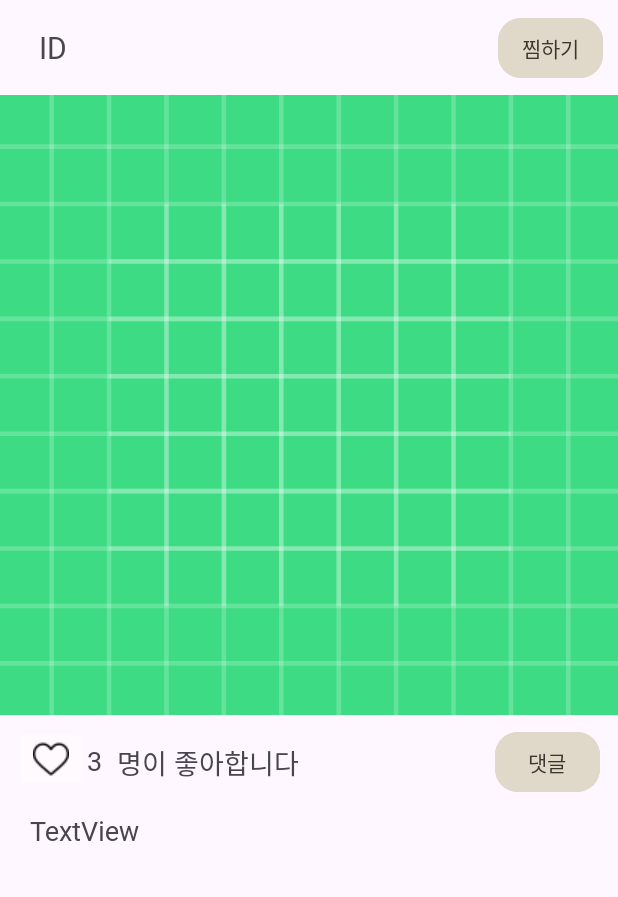
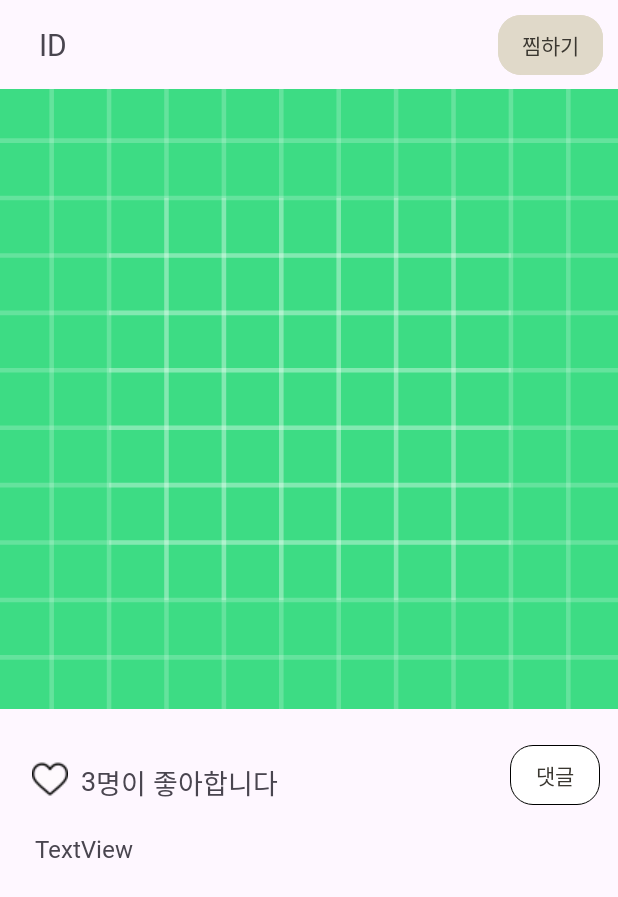
Before and after one commit to 2023-SMHRD-SW-Fullstack-1/StuCamp, an Android app: the layout feed_item.xml on its own in the app's theme, with its tools: preview values and no code run, on a phone screen of 412 x 824 dp. Shown: the top 897 px of the screen. Run offline under Robolectric (Android 15) with nearby library versions, the light colour scheme and no system bars; network calls fail.

Commit message:
docs : 디자인 수정

```diff
--- a/client/StuCamp/app/src/main/java/com/smhrd/stucamp/CalendarActivity.kt
+++ b/client/StuCamp/app/src/main/java/com/smhrd/stucamp/CalendarActivity.kt
@@ -154,7 +154,7 @@ class CalendarActivity : AppCompatActivity() {
         var userID = user.user_email
 
         val request = object : StringRequest(Request.Method.GET,
-            "http://172.30.1.22:8888/record/${userID}?record_date=${todayDate}",
+            "http://172.30.1.42:8888/record/${userID}?record_date=${todayDate}",
             { response ->
                 tv_detailStudy.text = ""
                 diaryTextView.text = "총 공부시간"
@@ -280,7 +280,7 @@ class CalendarActivity : AppCompatActivity() {
 
 
             val request = object : StringRequest(Request.Method.GET,
-                "http://172.30.1.25:8888/record/${userID}?record_date=${selectedDate}",
+                "http://172.30.1.42:8888/record/${userID}?record_date=${selectedDate}",
                 { response ->
                     tv_detailStudy.text = ""
                     diaryTextView.text = "총 공부시간"
--- a/client/StuCamp/app/src/main/java/com/smhrd/stucamp/Fragment1.kt
+++ b/client/StuCamp/app/src/main/java/com/smhrd/stucamp/Fragment1.kt
@@ -52,7 +52,7 @@ class Fragment1 : Fragment() {
 
         val request = object : StringRequest(
             Request.Method.GET,
-            "http://172.30.1.22:8888/feed/findall",
+            "http://172.30.1.42:8888/feed/findall",
             { response ->
                 Log.d("response", response.toString())
                 val result = JSONObject(response).getJSONArray("feedDetails")
--- a/client/StuCamp/app/src/main/java/com/smhrd/stucamp/Fragment2.kt
+++ b/client/StuCamp/app/src/main/java/com/smhrd/stucamp/Fragment2.kt
@@ -57,7 +57,7 @@ class Fragment2 : Fragment() {
         val request = object : StringRequest(
             Request.Method.GET,
 //                "http://172.30.1.25:8888/record/"
-            "http://172.30.1.22:8888/record/${userEmail}?record_date=${today}",
+            "http://172.30.1.42:8888/record/${userEmail}?record_date=${today}",
             { response ->
                 Log.d("response", response.toString())
 
@@ -188,7 +188,7 @@ class Fragment2 : Fragment() {
 
         val updateDateRequest = object : StringRequest(
             Request.Method.PUT,
-            "http://172.30.1.22:8888/record/update",
+            "http://172.30.1.42:8888/record/update",
             { response ->
                 Log.d("response", response.toString())
             },
--- a/client/StuCamp/app/src/main/java/com/smhrd/stucamp/LoginActivity.kt
+++ b/client/StuCamp/app/src/main/java/com/smhrd/stucamp/LoginActivity.kt
@@ -50,7 +50,7 @@ class LoginActivity : AppCompatActivity() {
             val inputEmail = etLoginEmail.text.toString()
             val inputPassword = etLoginPw.text.toString()
 
-            val url = URL("http://172.30.1.22:8888/user/login")
+            val url = URL("http://172.30.1.42:8888/user/login")
 
 
             Log.d("inputEmail" , inputEmail)
@@ -60,7 +60,7 @@ class LoginActivity : AppCompatActivity() {
             val request = object : StringRequest(
                 Request.Method.POST,
 
-                "http://172.30.1.22:8888/user/login",
+                "http://172.30.1.42:8888/user/login",
 
                 {
                         response ->
--- a/client/StuCamp/app/src/main/java/com/smhrd/stucamp/MemDeleteActivity.kt
+++ b/client/StuCamp/app/src/main/java/com/smhrd/stucamp/MemDeleteActivity.kt
@@ -57,7 +57,7 @@ class MemDeleteActivity : AppCompatActivity() {
 
                 val request = object : StringRequest(
                     Request.Method.POST,
-                    "http://172.30.1.22:8888/user/delete",
+                    "http://172.30.1.42:8888/user/delete",
                     { response ->
                         Log.d("response", response)
 
--- a/client/StuCamp/app/src/main/java/com/smhrd/stucamp/MemInfoActivity.kt
+++ b/client/StuCamp/app/src/main/java/com/smhrd/stucamp/MemInfoActivity.kt
@@ -67,7 +67,7 @@ class MemInfoActivity : AppCompatActivity() {
             if (inputPw == inputPwCheck) {
                 val request = object : StringRequest(
                     Request.Method.PUT,
-                    "http://172.30.1.22:8888/user/update",
+                    "http://172.30.1.42:8888/user/update",
                     { response ->
                         Log.d("update response", response)
 
--- a/client/StuCamp/app/src/main/java/com/smhrd/stucamp/MyFeedActivity.kt
+++ b/client/StuCamp/app/src/main/java/com/smhrd/stucamp/MyFeedActivity.kt
@@ -57,7 +57,7 @@ class MyFeedActivity : AppCompatActivity() {
         //myfeed 불러오기(서버 통신)
         val request = object : StringRequest(
             Request.Method.GET,
-            "http://172.30.1.22:8888/feed/$user_email",
+            "http://172.30.1.42:8888/feed/$user_email",
             { response ->
                 Log.d("response", response.toString())
                 val result = JSONObject(response).getJSONArray("feedDetails")
--- a/client/StuCamp/app/src/main/java/com/smhrd/stucamp/MyFeedAdapter.kt
+++ b/client/StuCamp/app/src/main/java/com/smhrd/stucamp/MyFeedAdapter.kt
@@ -75,7 +75,7 @@ class MyFeedAdapter (var datas : ArrayList<FeedVO>, var context : Context)
         btnFeedDelete.setOnClickListener {
             val request = object : StringRequest(
                 Request.Method.POST,
-                "http://172.30.1.22:8888/feed/delete",
+                "http://172.30.1.42:8888/feed/delete",
                 {
                         response ->
                     Log.d("response", response)
--- a/client/StuCamp/app/src/main/java/com/smhrd/stucamp/MyFeedUpdateActivity.kt
+++ b/client/StuCamp/app/src/main/java/com/smhrd/stucamp/MyFeedUpdateActivity.kt
@@ -95,7 +95,7 @@ class MyFeedUpdateActivity : AppCompatActivity() {
         btnWrite.setOnClickListener {
             val request = object : StringRequest(
                 Request.Method.POST,
-                "http://172.30.1.22:8888/feed/update",
+                "http://172.30.1.42:8888/feed/update",
                 {
                         response ->
                     Log.d("response", response)
--- a/client/StuCamp/app/src/main/java/com/smhrd/stucamp/TimerActivity.kt
+++ b/client/StuCamp/app/src/main/java/com/smhrd/stucamp/TimerActivity.kt
@@ -115,7 +115,7 @@ class TimerActivity : AppCompatActivity() {
 
                 val request = object : StringRequest(
                     Request.Method.POST,
-                    "http://172.30.1.25:8888/record/add",
+                    "http://172.30.1.42:8888/record/add",
                     {
                             response ->
                         Log.d("Response", response)
@@ -211,7 +211,7 @@ class TimerActivity : AppCompatActivity() {
 
         val request = object : StringRequest(
             Request.Method.POST,
-            "http://http://172.30.1.22:8888/record/${userEmail}",
+            "http://http://172.30.1.42:8888/record/${userEmail}",
             { response ->
                 // 응답(Parsing the response)을 처리하고 업데이트된 시간을 표시하세요
                 val jsonObject = JSONObject(response)
--- a/client/StuCamp/app/src/main/res/layout/feed_item.xml
+++ b/client/StuCamp/app/src/main/res/layout/feed_item.xml
@@ -8,10 +8,10 @@
 
     <ImageButton
         android:id="@+id/ibHeart2"
-        android:layout_width="wrap_content"
-        android:layout_height="wrap_content"
-        android:layout_marginStart="10dp"
-        android:layout_marginTop="7dp"
+        android:layout_width="26dp"
+        android:layout_height="24dp"
+        android:layout_marginStart="20dp"
+        android:layout_marginTop="15dp"
         android:backgroundTint="#FEFAFD"
         android:src="@drawable/heart_off"
         app:layout_constraintStart_toStartOf="parent"
@@ -22,7 +22,7 @@
         android:layout_width="wrap_content"
         android:layout_height="wrap_content"
         android:layout_marginEnd="100dp"
-        android:fontFamily="@font/nanum_square_neo_deb"
+        android:fontFamily="@font/nanum_square_neo_ehv"
         android:text="ID"
         android:textSize="20sp"
         app:layout_constraintBottom_toTopOf="@+id/guideline6"
@@ -54,33 +54,32 @@
         android:layout_width="wrap_content"
         android:layout_height="wrap_content"
         android:orientation="horizontal"
-        app:layout_constraintGuide_percent="0.75" />
+        app:layout_constraintGuide_percent="0.8245614" />
 
     <TextView
         android:id="@+id/tvContent2"
         android:layout_width="0dp"
-        android:layout_height="42dp"
+        android:layout_height="wrap_content"
         android:layout_marginTop="12dp"
-        android:fontFamily="@font/nanum_square_neo_deb"
-        android:paddingLeft="20dp"
+        android:fontFamily="@font/nanum_square_neo_cbd"
+        android:paddingLeft="3dp"
         android:paddingTop="10dp"
         android:paddingRight="15dp"
+        android:paddingBottom="20dp"
         android:text="TextView"
-        android:textSize="18sp"
-        app:layout_constraintEnd_toEndOf="parent"
-        app:layout_constraintHorizontal_bias="0.516"
-        app:layout_constraintStart_toStartOf="parent"
+        android:textSize="16dp"
+        app:layout_constraintEnd_toEndOf="@+id/btnCom"
+        app:layout_constraintStart_toStartOf="@+id/ibHeart2"
         app:layout_constraintTop_toBottomOf="@+id/tvLikeCnt2" />
 
     <TextView
         android:id="@+id/textView5"
         android:layout_width="wrap_content"
         android:layout_height="wrap_content"
-        android:layout_marginStart="10dp"
-        android:layout_marginTop="18dp"
+        android:layout_marginTop="16dp"
         android:fontFamily="@font/nanum_square_neo_deb"
         android:text="명이 좋아합니다"
-        android:textSize="18sp"
+        android:textSize="18dp"
         app:layout_constraintStart_toEndOf="@+id/tvLikeCnt2"
         app:layout_constraintTop_toTopOf="@+id/guideline7" />
 
@@ -88,21 +87,21 @@
         android:id="@+id/tvLikeCnt2"
         android:layout_width="wrap_content"
         android:layout_height="wrap_content"
-        android:layout_marginTop="18dp"
+        android:layout_marginStart="8dp"
+        android:layout_marginTop="16dp"
         android:fontFamily="@font/nanum_square_neo_deb"
         android:text="3"
-        android:textSize="18sp"
+        android:textSize="18dp"
         app:layout_constraintStart_toEndOf="@+id/ibHeart2"
         app:layout_constraintTop_toTopOf="@+id/guideline7" />
 
     <Button
         android:id="@+id/btnCom"
-        android:layout_width="70dp"
+        android:layout_width="60dp"
         android:layout_height="wrap_content"
-        android:layout_marginTop="13dp"
         android:layout_marginEnd="12dp"
         android:layout_marginBottom="5dp"
-        android:backgroundTint="#E0D9C9"
+        android:backgroundTint="@color/white"
         android:fontFamily="@font/nanum_square_neo_cbd"
         android:paddingLeft="0dp"
         android:paddingTop="0dp"
@@ -111,9 +110,10 @@
         android:text="댓글"
         android:textColor="#3A3730"
         app:cornerRadius="15dp"
-        app:layout_constraintBottom_toTopOf="@+id/tvContent2"
+        app:layout_constraintBottom_toBottomOf="@+id/ibHeart2"
         app:layout_constraintEnd_toEndOf="parent"
-        app:layout_constraintTop_toTopOf="@+id/guideline7" />
+        app:layout_constraintTop_toTopOf="@+id/ibHeart2"
+        app:strokeWidth="0.8dp" />
 
     <Button
         android:id="@+id/btnAddWish"
```
Also changed, not shown: client/StuCamp/app/src/main/java/com/smhrd/stucamp/FeedAdapter.kt (+6 -6 lines), client/StuCamp/app/src/main/res/layout/activity_calendar.xml (+6 -2 lines), client/StuCamp/app/src/main/res/layout/activity_login.xml (+13 -0 lines), client/StuCamp/app/src/main/res/drawable/backgroung.jpg (added), client/StuCamp/app/src/main/res/drawable/commenticon.png (added), 1 other file.
